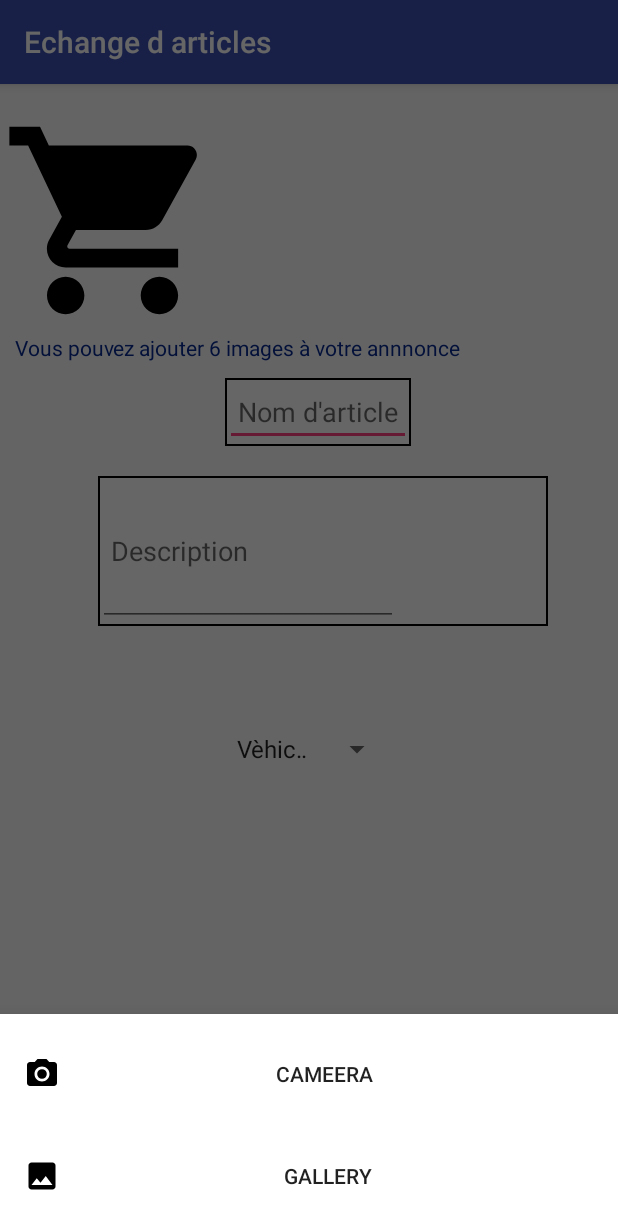
After one commit to Meftahbouchra/echange, an Android app: the fragment BootomSheetDialogCamGall placed in its activity, on a phone screen of 412 x 824 dp. The commit adds this screen. Shown: the top 1229 px of the screen. Run offline under Robolectric (Android 15) with nearby library versions, the phone set to English and light mode, and no system bars; our stand-ins replace Firebase (no records; nobody signed in at launch, a user with empty details on screens opened directly); pictures from the network do not load.

Commit message:
bottom sheet

```diff
--- /dev/null
+++ b/app/src/main/java/com/bouchra/myapplicationechange/adapters/BootomSheetDialogCamGall.java
@@ -0,0 +1,54 @@
+package com.bouchra.myapplicationechange.adapters;
+
+import android.content.Context;
+import android.os.Bundle;
+import android.view.LayoutInflater;
+import android.view.View;
+import android.view.ViewGroup;
+import android.widget.Button;
+
+import androidx.annotation.NonNull;
+import androidx.annotation.Nullable;
+
+import com.bouchra.myapplicationechange.R;
+import com.google.android.material.bottomsheet.BottomSheetDialogFragment;
+
+public class BootomSheetDialogCamGall extends BottomSheetDialogFragment {
+    private BottomSheetLIstener mListner;
+    @Nullable
+    @Override
+    public View onCreateView(@NonNull LayoutInflater inflater, @Nullable ViewGroup container, @Nullable Bundle savedInstanceState) {
+        View v= inflater.inflate(R.layout.bottom_sheet_camera_gallery,container,false);
+
+
+       Button button1=v.findViewById(R.id.btn_camera);
+      Button button2 =v.findViewById(R.id.btn_gallery);
+
+        button1.setOnClickListener(v1 -> {
+            mListner.onButtonCliked("button1 cliked");
+            dismiss();
+
+        });
+        button2.setOnClickListener(v12 -> {
+            mListner.onButtonCliked("button2 cliked");
+            dismiss();
+        });
+
+        return  v;
+    }
+    public  interface BottomSheetLIstener{
+        void  onButtonCliked(String text);
+
+    }
+
+    @Override
+    public void onAttach(@NonNull Context context) {
+        super.onAttach(context);
+        try {
+            mListner= (BottomSheetLIstener)context;
+        }catch (ClassCastException e){
+            throw  new ClassCastException(context.toString()+ "doit mettre en oeuvre BottomSheetLIstener");
+        }
+
+    }
+}
--- /dev/null
+++ b/app/src/main/res/drawable/ic_image_black.xml
@@ -0,0 +1,9 @@
+<vector xmlns:android="http://schemas.android.com/apk/res/android"
+        android:width="24dp"
+        android:height="24dp"
+        android:viewportWidth="24.0"
+        android:viewportHeight="24.0">
+    <path
+        android:fillColor="#FF000000"
+        android:pathData="M21,19V5c0,-1.1 -0.9,-2 -2,-2H5c-1.1,0 -2,0.9 -2,2v14c0,1.1 0.9,2 2,2h14c1.1,0 2,-0.9 2,-2zM8.5,13.5l2.5,3.01L14.5,12l4.5,6H5l3.5,-4.5z"/>
+</vector>
--- /dev/null
+++ b/app/src/main/res/drawable/ic_photo_camera_black.xml
@@ -0,0 +1,12 @@
+<vector xmlns:android="http://schemas.android.com/apk/res/android"
+        android:width="24dp"
+        android:height="24dp"
+        android:viewportWidth="24.0"
+        android:viewportHeight="24.0">
+    <path
+        android:fillColor="#FF000000"
+        android:pathData="M12,12m-3.2,0a3.2,3.2 0,1 1,6.4 0a3.2,3.2 0,1 1,-6.4 0"/>
+    <path
+        android:fillColor="#FF000000"
+        android:pathData="M9,2L7.17,4L4,4c-1.1,0 -2,0.9 -2,2v12c0,1.1 0.9,2 2,2h16c1.1,0 2,-0.9 2,-2L22,6c0,-1.1 -0.9,-2 -2,-2h-3.17L15,2L9,2zM12,17c-2.76,0 -5,-2.24 -5,-5s2.24,-5 5,-5 5,2.24 5,5 -2.24,5 -5,5z"/>
+</vector>
--- a/app/src/main/res/layout/activity_images_storage.xml
+++ b/app/src/main/res/layout/activity_images_storage.xml
@@ -13,7 +13,7 @@
         android:layout_height="wrap_content"
         android:layout_alignParentStart="true"
         android:layout_alignParentBottom="true"
-        android:text="Choose file" />
+        android:text="Camera" />
 
     <TextView
         android:id="@+id/txtv"
@@ -72,21 +72,25 @@
 
 
     </LinearLayout>
+
+
     <Spinner
         android:id="@+id/spinner_cat"
-        android:layout_width="wrap_content"
+        android:layout_width="match_parent"
         android:layout_height="wrap_content"
+        android:layout_below="@+id/lyt"
+        android:layout_centerHorizontal="true"
         android:layout_marginLeft="300dp"
-        android:layout_marginTop="30dp"
-        android:layout_below="@+id/lyt"/>
-
+        android:layout_marginTop="70dp" />
 
     <ImageView
         android:id="@+id/image_view"
         android:layout_width="150dp"
         android:layout_height="150dp"
         android:layout_marginTop="16dp"
-        app:srcCompat="@drawable/ic_shopping" />
+        app:srcCompat="@drawable/ic_shopping"
+         />
+    <!--app:srcCompat="@drawable/ic_shopping-->
 
     <!--   <ProgressBar
            android:id="@+id/progress_bar"
@@ -107,5 +111,16 @@
         android:layout_marginBottom="6dp"
         android:text="Upload" />
 
+    <Button
+        android:id="@+id/button_sheet"
+        android:layout_width="wrap_content"
+        android:layout_height="wrap_content"
+        android:layout_alignParentStart="true"
+        android:layout_alignParentBottom="true"
+        android:layout_centerHorizontal="true"
+        android:layout_marginStart="143dp"
+        android:layout_marginBottom="79dp"
+        android:text="bottom sheet" />
+
 
 </RelativeLayout>
--- /dev/null
+++ b/app/src/main/res/layout/bottom_sheet_camera_gallery.xml
@@ -0,0 +1,60 @@
+<?xml version="1.0" encoding="utf-8"?>
+<LinearLayout xmlns:android="http://schemas.android.com/apk/res/android"
+    android:layout_width="match_parent"
+    android:layout_height="match_parent"
+    android:gravity="center_horizontal"
+    android:orientation="vertical"
+    android:padding="16dp">
+
+    <Button
+        android:id="@+id/btn_camera"
+        android:layout_width="match_parent"
+        android:layout_height="wrap_content"
+        android:background="@android:color/transparent"
+        android:drawableStart="@drawable/ic_photo_camera_black"
+        android:text="cameera "></Button>
+
+    <Button
+        android:id="@+id/btn_gallery"
+        android:layout_width="match_parent"
+        android:layout_height="wrap_content"
+        android:layout_marginTop="20dp"
+        android:background="@android:color/transparent"
+        android:drawableStart="@drawable/ic_image_black"
+        android:text="Gallery"></Button>
+
+
+    <!--  <MaterialTextView
+
+          android:layout_height="wrap_content"
+          android:layout_width="wrap_content"
+          android:text="cameera"
+          android:id="@+id/btn_camera" />
+
+  <MaterialTextView
+
+      android:layout_height="wrap_content"
+      android:layout_width="wrap_content"
+      android:layout_marginTop="20dp"
+      android:text="Gallery"
+      android:id="@+id/btn_gallery"/>-->
+
+
+    <!-- <com.google.android.material.button.MaterialButton
+             android:text="cameera"
+             android:id="@+id/btn_camera"
+             android:layout_width="match_parent"
+             android:layout_height="wrap_content"
+  android:drawableLeft="@drawable/ic_photo_camera_black"
+     />
+     <com.google.android.material.button.MaterialButton
+             android:layout_marginTop="20dp"
+             android:text="Gallery"
+             android:id="@+id/btn_gallery"
+             android:layout_width="match_parent"
+             android:layout_height="wrap_content"
+             android:drawableLeft="@drawable/ic_image_black"
+             />-->
+
+
+</LinearLayout>
--- /dev/null
+++ b/app/src/main/res/xml/fille_paths.xml
@@ -0,0 +1,6 @@
+<?xml version="1.0" encoding="utf-8"?>
+<paths xmlns:android="http://schemas.android.com/apk/res/android">
+    <external-path
+        name="codecity_images"
+        path="Pictures/" />
+</paths>
```
Also changed, not shown: app/build.gradle (+5 -3 lines), app/src/main/AndroidManifest.xml (+31 -3 lines), app/src/main/java/com/bouchra/myapplicationechange/Multidex.java (+5 -3 lines), app/src/main/java/com/bouchra/myapplicationechange/activities/ImagesStorage.java (+83 -44 lines).
